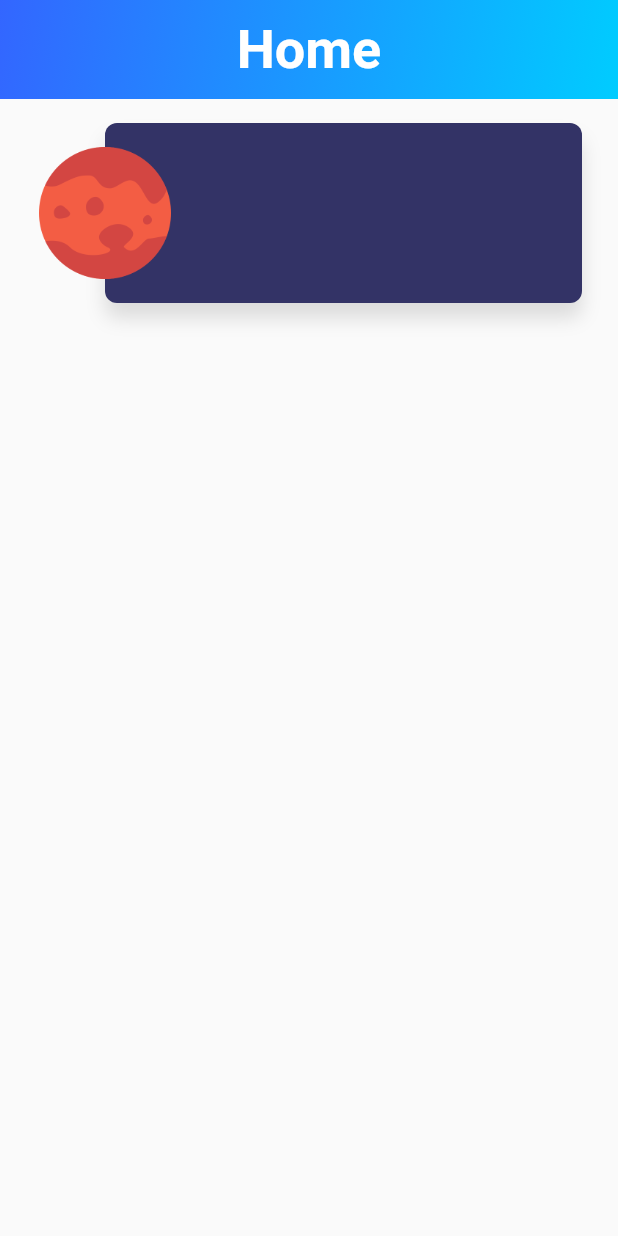
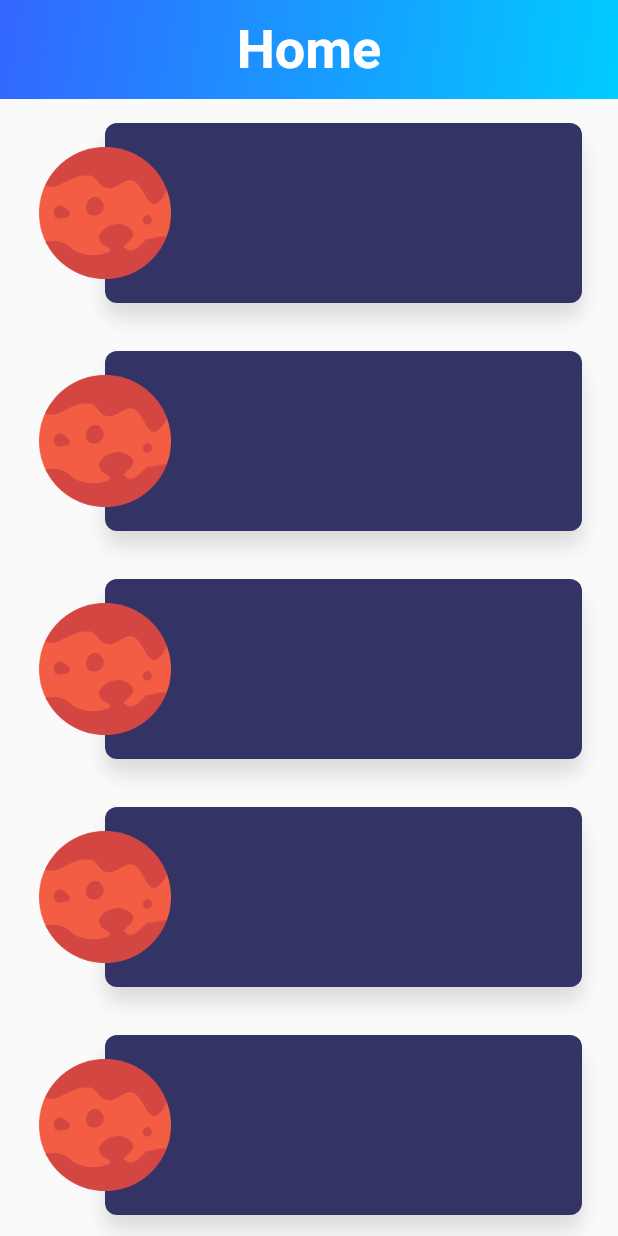
Before and after one commit to suxin1/netease_cloud_music, a Flutter app: the screen it shows after launch, on a phone screen of 412 x 824 dp. Run offline on Flutter 3.47's test engine with Material 2 defaults, Android fonts, the phone set to English and light mode, and no system bars; Roboto replaces fonts that are missing (Poppins).

Commit message:
update HomeBody.dart

```diff
--- a/lib/screen/home/HomeBody.dart
+++ b/lib/screen/home/HomeBody.dart
@@ -4,8 +4,14 @@ import "package:NeteaseMusicMobileFake/screen/home/PlanetRow.dart";
 class HomeBody extends StatelessWidget {
   @override
   Widget build(BuildContext context) {
-    return Container(
-      child: PlanetRow(),
+    return Column(
+      children: [
+        PlanetRow(),
+        PlanetRow(),
+        PlanetRow(),
+        PlanetRow(),
+        PlanetRow()
+      ],
     );
   }
 }
```
